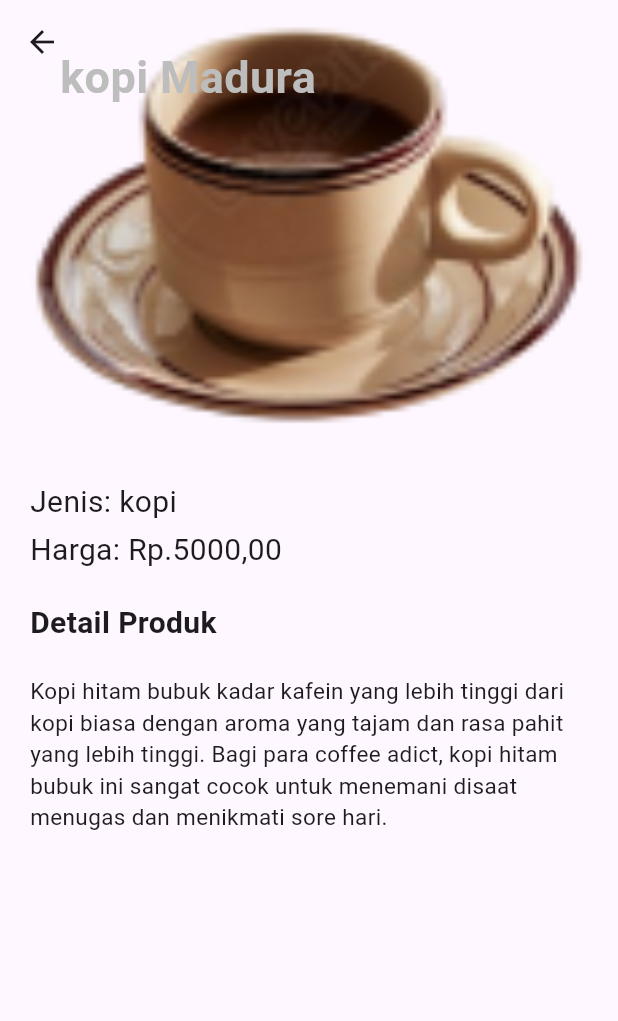
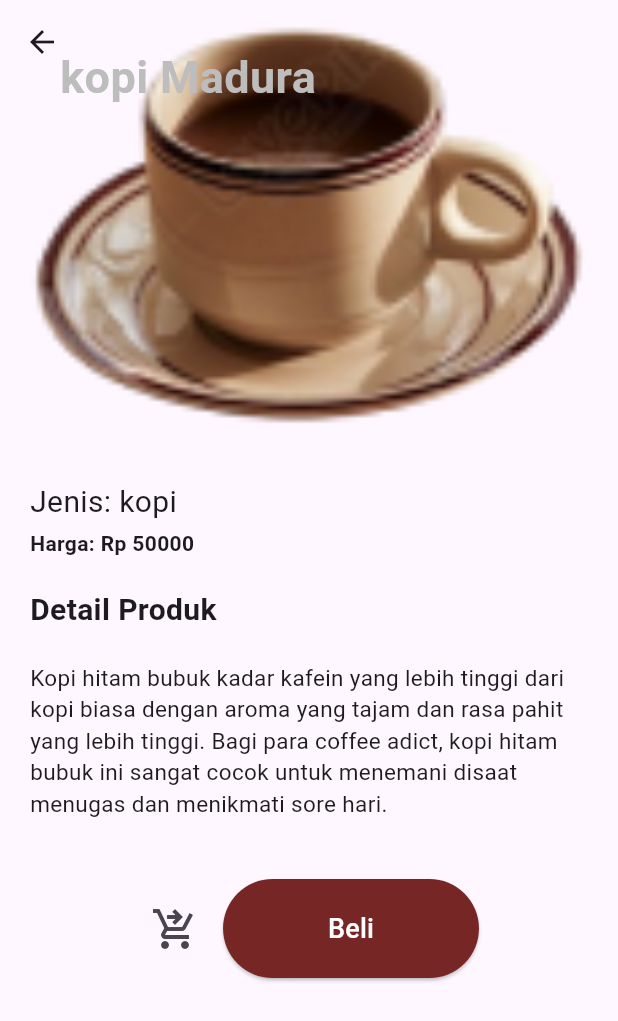
Before and after one commit to Semester4Project/kojukMobile, a Flutter app: the Produk screen opened directly, after a tap on "kopi", on a phone screen of 412 x 824 dp. Shown: the top 1021 px of the screen. Run offline on Flutter 3.47's test engine with Material 3 defaults, Android fonts, the light colour scheme and no system bars.

Commit message:
add detail produk

```diff
--- a/lib/pages/detail_produk.dart
+++ b/lib/pages/detail_produk.dart
@@ -49,17 +49,15 @@ class DetailProduk extends StatelessWidget {
                   children: [
                     Text(
                       'Jenis: ${produk['type']}',
-                      style: const TextStyle(fontSize: 20,
-
-                      ),
+                      style: const TextStyle(fontSize: 20),
                     ),
                     const SizedBox(height: 3),
                     Text(
-                      'Harga: ${produk['price']}',
-                      style:const TextStyle(fontSize: 20,
+                      'Harga: Rp ${produk['price'].toStringAsFixed(0)}', // Konversi harga menjadi string
+                      style: TextStyle(fontWeight: FontWeight.bold),
+                    ),
 
-                      ),
-                    ),
+
                     const SizedBox(height: 20),
                     const Text(
                       "Detail Produk",
@@ -75,12 +73,37 @@ class DetailProduk extends StatelessWidget {
                         fontSize: 15,
                       ),
                     ),
-                    // Tambahkan informasi detail produk lainnya di sini sesuai kebutuhan
+                    const SizedBox(height: 40),
+                    Row(
+                      mainAxisAlignment: MainAxisAlignment.center,
+                      children: [
+                        IconButton(
+                          onPressed: () {
 
-                    const SizedBox(height: 40),
-
-               ],
-              ),
+                          },
+                          icon: Icon(Icons.shopping_cart_checkout),
+                          iconSize: 32,
+                        ),
+                        const SizedBox(width: 8),
+                        ElevatedButton(
+                          onPressed: () {
+                          },
+                          child: Text(
+                            'Beli',
+                            style: const TextStyle(
+                              fontSize: 18,
+                              color: Colors.white,
+                            ),
+                          ),
+                          style: ElevatedButton.styleFrom(
+                            padding: EdgeInsets.symmetric(horizontal: 70, vertical: 20),
+                            backgroundColor: Color.fromRGBO(118, 38, 37, 1),
+                          ),
+                        ),
+                      ],
+                    ),
+                  ],
+                ),
               )
             ]),
           ),
--- a/lib/pages/produck.dart
+++ b/lib/pages/produck.dart
@@ -16,37 +16,37 @@ class _ProdukState extends State<Produk>{
       'image': 'assets/images/kopi.png',
       'type': 'kopi',
       'name': 'kopi Madura',
-      'price': 'Rp.5000,00',
+      'price': 50000,
     },
     {
       'image': 'assets/images/kopi.png',
       'type': 'Robusta',
       'name': 'Robusta Madura',
-      'price': 'Rp.5000,00',
+      'price': 50000,
     },
     {
       'image': 'assets/images/kopi.png',
       'type': 'Robusta',
       'name': 'Robusta Madura',
-      'price': 'Rp.5000,00',
+      'price': 50000,
     },
     {
       'image': 'assets/images/kopi.png',
       'type': 'Robusta',
       'name': 'Robusta jawa',
-      'price': 'Rp.5000,00',
+      'price': 50000,
     },
     {
       'image': 'assets/images/kopi.png',
       'type': 'Robusta',
       'name': 'Robusta Madura',
-      'price': 'Rp.5000,00',
+      'price': 50000,
     },
     {
       'image': 'assets/images/kopi.png',
       'type': 'Robusta',
       'name': 'Robusta medan',
-      'price': 'Rp.5000,00',
+      'price': 50000,
     },
     // Tambahkan produk lainnya sesuai kebutuhan
   ];
@@ -168,9 +168,10 @@ class _ProdukState extends State<Produk>{
                     Text(product['name']),
                     SizedBox(height: 4),
                     Text(
-                      product['price'],
+                      'Harga: Rp ${product['price'].toStringAsFixed(0)}', // Konversi harga menjadi string
                       style: TextStyle(fontWeight: FontWeight.bold),
                     ),
+
                   ],
                 ),
               ),
```
